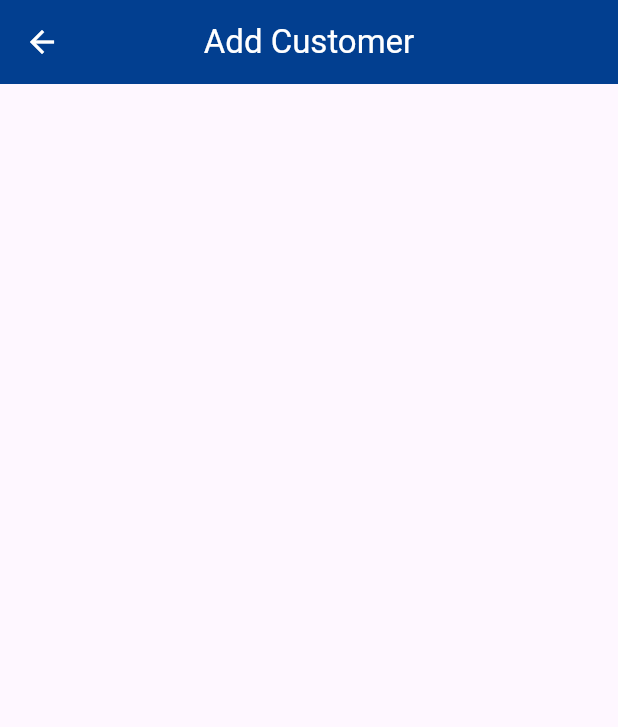
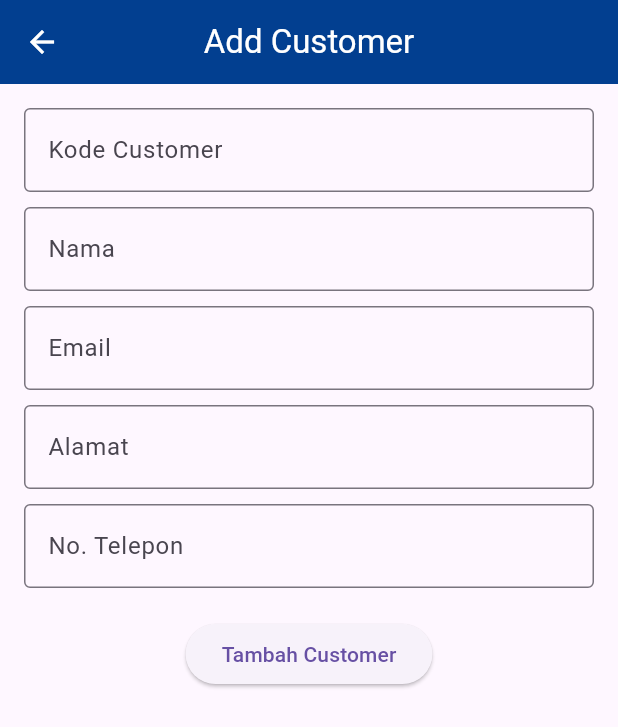
Before and after one commit to adenkesuma/bonjour, a Flutter app: the CreateCustomerView screen opened directly, on a phone screen of 412 x 824 dp. Shown: the top 727 px of the screen. Run offline on Flutter 3.47's test engine with Material 3 defaults, Android fonts, the phone set to English and light mode, and no system bars; our stand-ins replace get, shared_preferences, sqflite; accounts and stored records are empty; network calls fail.

Commit message:
create dan read data customer dengan sqflite

```diff
--- a/lib/Modul/Customer/create_customer_view.dart
+++ b/lib/Modul/Customer/create_customer_view.dart
@@ -1,5 +1,9 @@
+import 'package:bonjour/Model/customer_model.dart';
+import 'package:bonjour/Modul/Customer/customer_view.dart';
+import 'package:bonjour/Provider/dbcust_provider.dart';
 import 'package:bonjour/data.dart';
 import 'package:flutter/material.dart';
+import 'package:provider/provider.dart';
 
 class CreateCustomerView extends StatefulWidget {
   const CreateCustomerView({super.key});
@@ -9,8 +13,14 @@ class CreateCustomerView extends StatefulWidget {
 }
 
 class _CreateCustomerViewState extends State<CreateCustomerView> {
+  final TextEditingController kodeController = TextEditingController();
+  final TextEditingController namaController = TextEditingController();
+  final TextEditingController emailController = TextEditingController();
+  final TextEditingController alamatController = TextEditingController();
+  final TextEditingController noTelpController = TextEditingController();
   @override
   Widget build(BuildContext context) {
+    final provCust = Provider.of<CustomerProvider>(context);
     return Scaffold(
       appBar: AppBar(
         backgroundColor: primaryColor,
@@ -18,6 +28,64 @@ class _CreateCustomerViewState extends State<CreateCustomerView> {
         foregroundColor: Colors.white,
         centerTitle: true,
       ),
+      body: Padding(
+        padding: const EdgeInsets.all(16.0),
+        child: Column(
+          children: [
+            TextField(
+              controller: kodeController,
+              decoration: InputDecoration(
+                labelText: 'Kode Customer',
+                border: OutlineInputBorder(),
+              ),
+            ),
+            SizedBox(height: 10),
+            TextField(
+              controller: namaController,
+              decoration: InputDecoration(
+                labelText: 'Nama',
+                border: OutlineInputBorder(),
+              ),
+            ),
+            SizedBox(height: 10),
+            TextField(
+              controller: emailController,
+              decoration: InputDecoration(
+                labelText: 'Email',
+                border: OutlineInputBorder(),
+              ),
+              keyboardType: TextInputType.emailAddress,
+            ),
+            SizedBox(height: 10),
+            TextField(
+              controller: alamatController,
+              decoration: InputDecoration(
+                labelText: 'Alamat',
+                border: OutlineInputBorder(),
+              ),
+            ),
+            SizedBox(height: 10),
+            TextField(
+              controller: noTelpController,
+              decoration: InputDecoration(
+                labelText: 'No. Telepon',
+                border: OutlineInputBorder(),
+              ),
+              keyboardType: TextInputType.phone,
+            ),
+            SizedBox(height: 20),
+            ElevatedButton(
+              onPressed: () {
+                provCust.addCustomer(Customer(kodeCustomer: kodeController.text, namaCustomer: namaController.text, email: emailController.text, alamat: alamatController.text, noTelp: noTelpController.text));
+                    Navigator.of(context).pushAndRemoveUntil(
+                        MaterialPageRoute(builder: (context) => CustomerView()),
+                        (Route<dynamic> route) => false);
+              },
+              child: Text('Tambah Customer'),
+            ),
+          ],
+        ),
+      ),
     );
   }
 }
--- /dev/null
+++ b/lib/Provider/dbcust_provider.dart
@@ -0,0 +1,40 @@
+import 'package:bonjour/Model/customer_model.dart';
+import 'package:bonjour/database/database_customer.dart';
+import 'package:flutter/material.dart';
+
+class CustomerProvider with ChangeNotifier {
+  final CustomerDB _CustomerDB = CustomerDB();
+  List<Customer> _customerList = [];
+
+  CustomerProvider() {
+    initialize();
+  }
+
+  List<Customer> get customerList => _customerList;
+
+  Future<void> initialize() async {
+    await _CustomerDB.initialize();
+    await fetchCustomer();
+  }
+
+  Future<void> fetchCustomer() async {
+    _customerList = await _CustomerDB.fetch();
+    notifyListeners();
+  }
+
+
+  Future<void> addCustomer(Customer cust) async {
+    await _CustomerDB.insert(cust);
+    fetchCustomer();
+  }
+
+  Future<void> updateCustomer(Customer cust) async {
+    await _CustomerDB.update(cust);
+    fetchCustomer();
+  }
+
+  Future<void> deleteCustomer(String kodeCust) async {
+    await _CustomerDB.delete(kodeCust);
+    fetchCustomer();
+  }
+}
--- /dev/null
+++ b/lib/database/database_customer.dart
@@ -0,0 +1,75 @@
+import 'dart:async';
+import 'package:bonjour/Model/customer_model.dart';
+import 'package:path/path.dart';
+import 'package:sqflite/sqflite.dart';
+
+class CustomerDB {
+  String tableName = "customer";
+  String columnKode = "kodeCust";
+  String columnNama = "namaCust";
+  String columnEmail = "email";
+  String columnAlamat = "alamat";
+  String columnTelp = "noTelp";
+  Database? _database;
+
+  Future<void> initialize() async {
+    _database = await _initDatabase("customer.db");
+  }
+
+  Future<Database> _initDatabase(String dbName) async {
+    String databasePath = await getDatabasesPath();
+    String path = join(databasePath, dbName);
+    return await openDatabase(
+      path,
+      version: 1,
+      onCreate: (db, version) async {
+        await createTable(db);
+      },
+    );
+  }
+
+  Future<void> createTable(Database db) async {
+    await db.execute(
+        'CREATE TABLE $tableName ($columnKode TEXT PRIMARY KEY, $columnNama TEXT, $columnEmail TEXT, $columnAlamat TEXT, $columnTelp TEXT)');
+  }
+
+  Future<List<Customer>> fetch() async {
+    if (_database == null) {
+      throw Exception("Database not initialized.");
+    }
+    List data = await _database!.query(tableName);
+    return data.map((e) {
+      return Customer(
+        kodeCustomer: e["kodeCust"],
+        namaCustomer: e["namaCust"],
+        email: e["email"],
+        alamat: e["alamat"],
+        noTelp: e["noTelp"],
+      );
+    }).toList();
+  }
+
+  Future<int> insert(Customer cust) async {
+    if (_database == null) {
+      throw Exception("Database not initialized.");
+    }
+    return await _database!.insert(
+        tableName, {"kodeCust": cust.kodeCustomer, "namaCust": cust.namaCustomer, "email": cust.email, "alamat": cust.alamat, "noTelp": cust.noTelp});
+  }
+
+  Future<int> update(Customer cust) async {
+    if (_database == null) {
+      throw Exception("Database not initialized.");
+    }
+    return await _database!.update(
+        tableName, {"kodeCust": cust.kodeCustomer, "namaCust": cust.namaCustomer, "email": cust.email, "alamat": cust.alamat, "noTelp": cust.noTelp},
+        where: "kodeCust = ?", whereArgs: [cust.kodeCustomer]);
+  }
+
+  Future<int> delete(String kodeCust) async {
+    if (_database == null) {
+      throw Exception("Database not initialized.");
+    }
+    return await _database!.delete(tableName, where: "kodeCust = ?", whereArgs: [kodeCust]);
+  }
+}
--- a/lib/main.dart
+++ b/lib/main.dart
@@ -4,6 +4,7 @@ import 'package:bonjour/Modul/Gudang/gudang_controller.dart';
 import 'package:bonjour/Modul/Login/login_controller.dart';
 import 'package:bonjour/Modul/Login/splash_view.dart';
 import 'package:bonjour/Modul/Stock/stock_controller.dart';
+import 'package:bonjour/Provider/dbcust_provider.dart';
 import 'package:flutter/material.dart';
 import 'package:get/get.dart';
 import 'package:provider/provider.dart';
@@ -16,6 +17,7 @@ void main() {
         ChangeNotifierProvider(create: (context) => StockController()),
         ChangeNotifierProvider(create: (context) => GudangController()),
         ChangeNotifierProvider(create: (context) => CustomerController()),
+        ChangeNotifierProvider(create: (context) => CustomerProvider()),
       ],
       child: MainApp(),
     ),
--- a/pubspec.yaml
+++ b/pubspec.yaml
@@ -12,6 +12,8 @@ dependencies:
   shared_preferences: ^2.2.3
   provider:
   get:
+  http:
+  sqflite:
 
 dev_dependencies:
   flutter_test:
```
Also changed, not shown: lib/Modul/Customer/customer_view.dart (+12 -41 lines), pubspec.lock, 1 other file.
